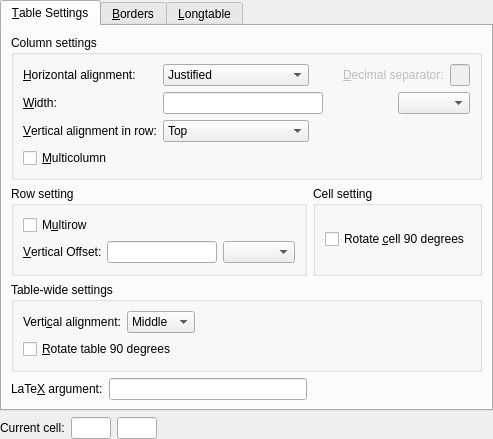
This is src/frontends/qt4/ui/TabularUi.ui in cburschka/lyx as Qt 5 draws it before an edit. The edited form follows.
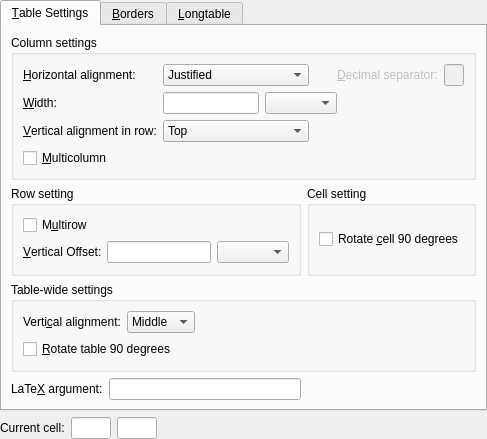
This is the edited form. Custom widgets are drawn as their Qt base class.

Commit message: TabularUi.ui: fix spacing of column width unitCB

```diff
--- a/src/frontends/qt4/ui/TabularUi.ui
+++ b/src/frontends/qt4/ui/TabularUi.ui
@@ -5,7 +5,7 @@
    <rect>
     <x>0</x>
     <y>0</y>
-    <width>439</width>
+    <width>426</width>
     <height>416</height>
    </rect>
   </property>
@@ -83,7 +83,7 @@
             </item>
            </widget>
           </item>
-          <item row="0" column="2" colspan="2">
+          <item row="0" column="2">
            <spacer name="horizontalSpacer">
             <property name="orientation">
              <enum>Qt::Horizontal</enum>
@@ -96,7 +96,7 @@
             </property>
            </spacer>
           </item>
-          <item row="0" column="4" colspan="2">
+          <item row="0" column="3" colspan="2">
            <layout class="QHBoxLayout" name="horizontalLayout">
             <item>
              <widget class="QLabel" name="decimalL">
@@ -154,7 +154,9 @@
             </property>
            </widget>
           </item>
-          <item row="1" column="1" colspan="2">
+          <item row="1" column="1" colspan="3">
+           <layout class="QHBoxLayout" name="horizontalLayout_2">
+            <item>
            <widget class="QLineEdit" name="widthED">
             <property name="enabled">
              <bool>true</bool>
@@ -167,9 +169,24 @@
             </property>
            </widget>
           </item>
-          <item row="1" column="5">
+            <item>
            <widget class="LengthCombo" name="widthUnitCB"/>
           </item>
+           </layout>
+          </item>
+          <item row="1" column="4">
+           <spacer name="horizontalSpacer_2">
+            <property name="orientation">
+             <enum>Qt::Horizontal</enum>
+            </property>
+            <property name="sizeHint" stdset="0">
+             <size>
+              <width>109</width>
+              <height>20</height>
+             </size>
+            </property>
+           </spacer>
+          </item>
           <item row="2" column="0">
            <widget class="QLabel" name="vAlignCO">
             <property name="text">
@@ -202,7 +219,7 @@
             </item>
            </widget>
           </item>
-          <item row="2" column="3" colspan="2">
+          <item row="2" column="2" colspan="2">
            <spacer name="spacer">
             <property name="orientation">
              <enum>Qt::Horizontal</enum>
```
Lines whose indentation alone changed are shown as unchanged.
